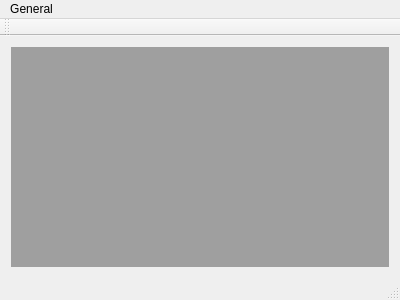
This is mainwindow.ui in rogorido/libroskop as Qt 5 draws it before an edit. The edited form follows.
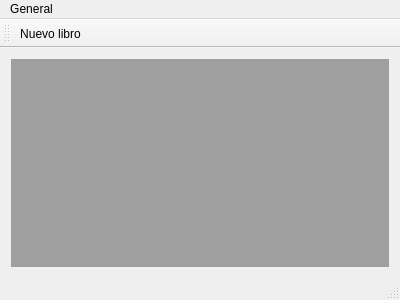
This is the edited form. Icons and pictures are not drawn.

```diff
--- a/mainwindow.ui
+++ b/mainwindow.ui
@@ -46,6 +46,7 @@
    <attribute name="toolBarBreak">
     <bool>false</bool>
    </attribute>
+   <addaction name="actionNuevoLibro"/>
   </widget>
   <widget class="QStatusBar" name="statusBar"/>
   <action name="actionNuevoLibro">
```
Left out of the diff: 8 changed lines with no effect on the pictures.
